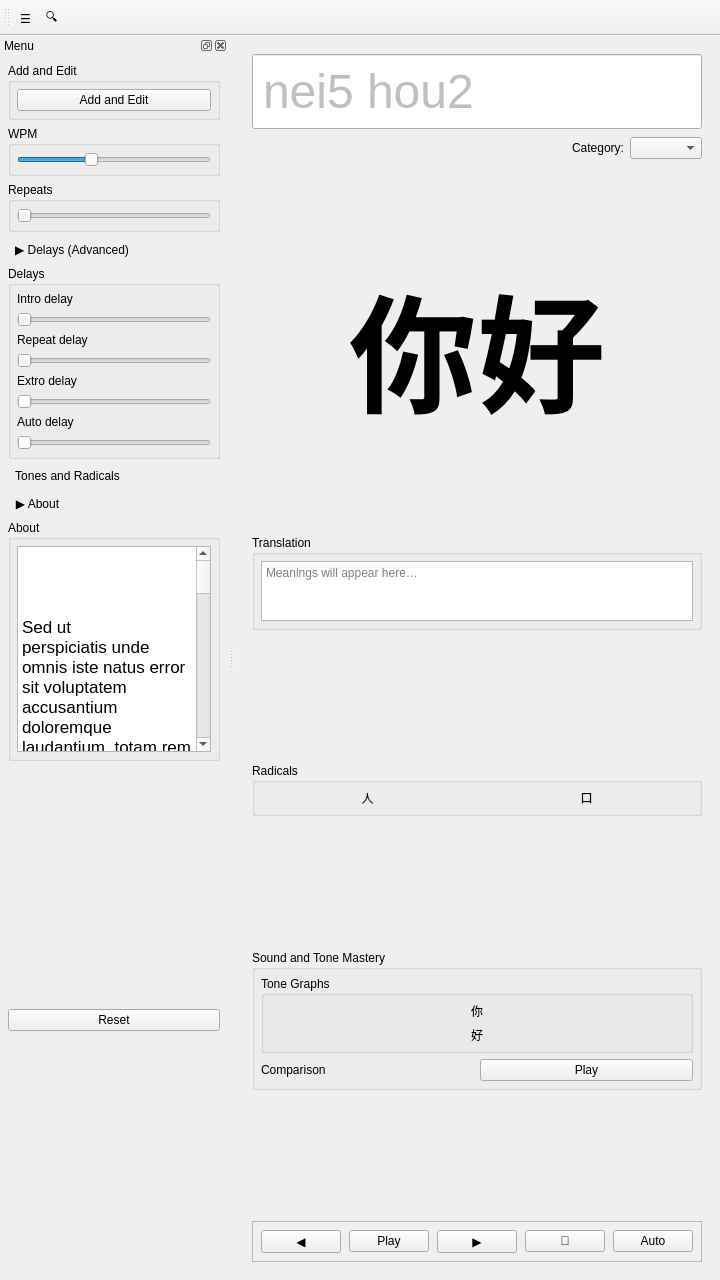
Old version of the form ui/form.ui in the repository brownidj/learn_canto_0-1.
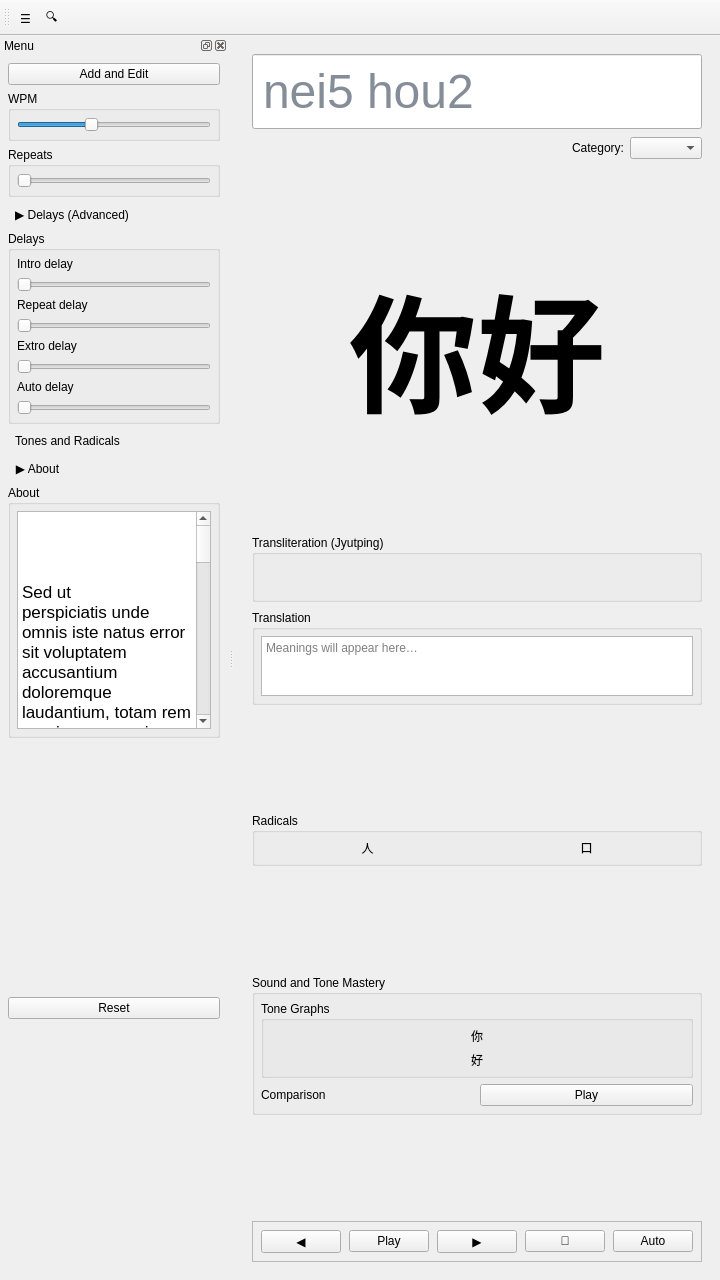
New version of the form.

Commit message: Fixed main panel, adding basic transliteration help

What changed in the file:
```diff
--- a/ui/form.ui
+++ b/ui/form.ui
@@ -52,7 +52,7 @@
                                             </size>
                                         </property>
                                         <property name="styleSheet">
-                                            <string notr="true">font-size: 36pt; color: grey; padding: 8px;</string>
+                                            <string notr="true">font-size: 36pt; color: #0C1B33; padding: 8px;</string>
                                         </property>
                                         <property name="readOnly">
                                             <bool>true</bool>
@@ -129,6 +129,72 @@
                                 </property>
                             </widget>
                         </item>
+                        <item>
+                            <widget class="QGroupBox" name="groupTransliteration">
+                                <property name="title">
+                                    <string>Transliteration (Jyutping)</string>
+                                </property>
+                                <layout class="QVBoxLayout" name="layoutTransliteration">
+                                    <property name="spacing">
+                                        <number>6</number>
+                                    </property>
+                                    <property name="leftMargin">
+                                        <number>6</number>
+                                    </property>
+                                    <property name="topMargin">
+                                        <number>6</number>
+                                    </property>
+                                    <property name="rightMargin">
+                                        <number>6</number>
+                                    </property>
+                                    <property name="bottomMargin">
+                                        <number>6</number>
+                                    </property>
+                                    <item>
+                                        <widget class="QWidget" name="toneImageRow">
+                                            <property name="sizePolicy">
+                                                <sizepolicy hsizetype="Preferred" vsizetype="Fixed">
+                                                    <horstretch>0</horstretch>
+                                                    <verstretch>0</verstretch>
+                                                </sizepolicy>
+                                            </property>
+                                            <property name="minimumSize">
+                                                <size>
+                                                    <width>0</width>
+                                                    <height>120</height>
+                                                </size>
+                                            </property>
+                                            <property name="minimumSize">
+                                                <size>
+                                                    <width>0</width>
+                                                    <height>32</height>
+                                                </size>
+                                            </property>
+                                            <layout class="QHBoxLayout" name="layoutToneImages">
+                                                <property name="spacing">
+                                                    <number>0</number>
+                                                </property>
+                                                <property name="leftMargin">
+                                                    <number>0</number>
+                                                </property>
+                                                <property name="topMargin">
+                                                    <number>0</number>
+                                                </property>
+                                                <property name="rightMargin">
+                                                    <number>0</number>
+                                                </property>
+                                                <property name="bottomMargin">
+                                                    <number>0</number>
+                                                </property>
+                                                <property name="alignment">
+                                                    <set>Qt::AlignmentFlag::AlignLeft|Qt::AlignmentFlag::AlignTop</set>
+                                                </property>
+                                            </layout>
+                                        </widget>
+                                    </item>
+                                </layout>
+                            </widget>
+                        </item>
                         <item>
                             <widget class="QGroupBox" name="groupMeanings">
                                 <property name="title">
@@ -487,35 +553,10 @@
                         <number>8</number>
                     </property>
                     <item>
-                        <widget class="QGroupBox" name="groupAddEdit">
-                            <property name="title">
+                        <widget class="QPushButton" name="btnAdd">
+                            <property name="text">
                                 <string>Add and Edit</string>
                             </property>
-                            <layout class="QVBoxLayout" name="layoutAddEdit">
-                                <property name="spacing">
-                                    <number>6</number>
-                                </property>
-                                <property name="leftMargin">
-                                    <number>6</number>
-                                </property>
-                                <property name="topMargin">
-                                    <number>6</number>
-                                </property>
-                                <property name="rightMargin">
-                                    <number>6</number>
-                                </property>
-                                <property name="bottomMargin">
-                                    <number>6</number>
-                                </property>
-                                <item>
-                                    <widget class="QPushButton" name="btnAdd">
-                                        <property name="text">
-                                            <string>Add and Edit</string>
-                                        </property>
-                                    </widget>
-                                </item>
-
-                            </layout>
                         </widget>
                     </item>
                     <item>
```
The commit also changes 8 other files.
